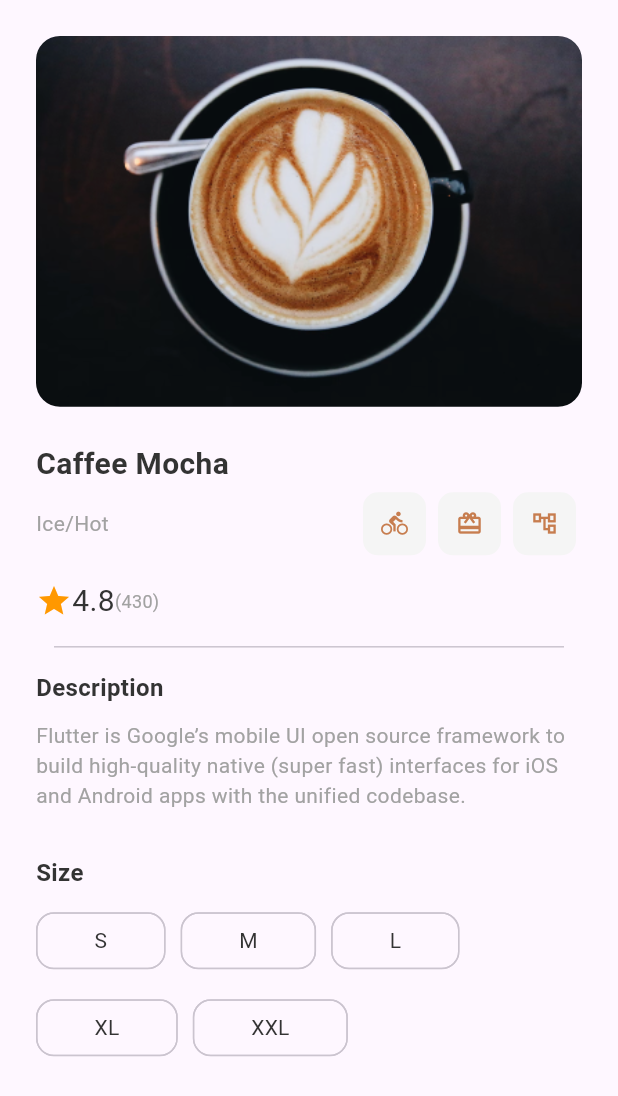
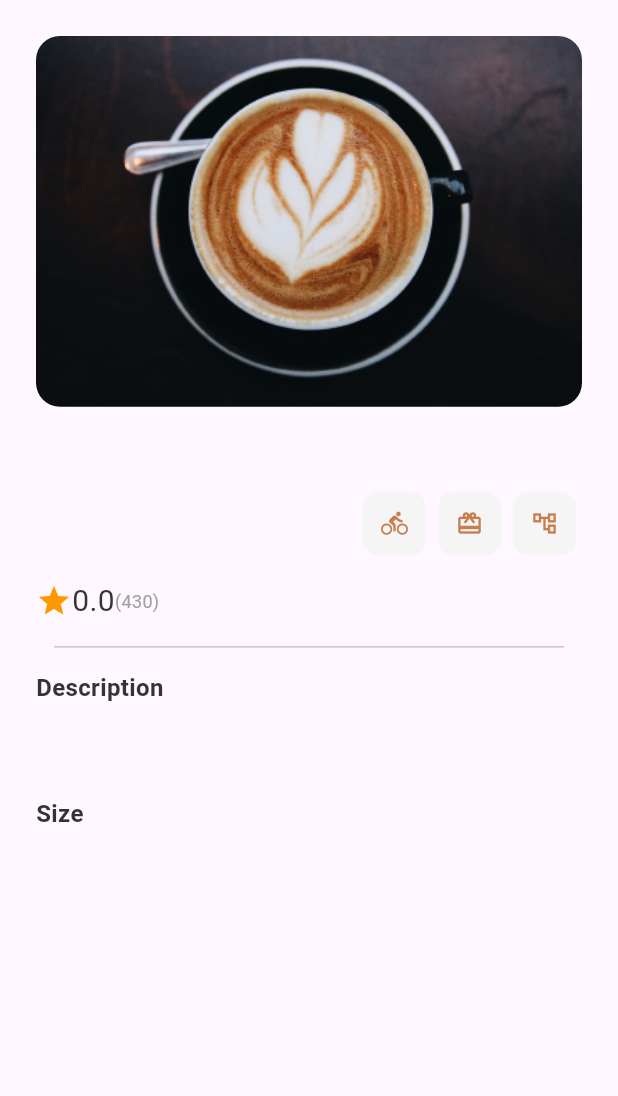
Before and after one commit to PyiTheimKyaw/coffee_shop, a Flutter app: the _DetailPageResponsiveView widget shown alone on an empty page, opened directly, on a phone screen of 412 x 824 dp. Shown: the top 1096 px of the screen. Run offline on Flutter 3.47's test engine with Material 3 defaults, Android fonts, the phone set to English and light mode, and no system bars; drawn by our look-alikes of readmore; our stand-ins replace device_preview, firebase_core, firebase_database, font_awesome_flutter, go_router; accounts and stored records are empty.

Commit message:
bind detail page data

```diff
--- /dev/null
+++ b/lib/bloc/detail_page_bloc.dart
@@ -0,0 +1,25 @@
+import 'package:coffee_shop/bloc/base_bloc.dart';
+import 'package:coffee_shop/data/vos/coffee_vo.dart';
+
+class DetailPageBloc extends BaseBloc {
+  CoffeeVO? coffeeDetail;
+  String? selectedSize;
+  String? price;
+
+  DetailPageBloc({CoffeeVO? coffee}) {
+    coffeeDetail = coffee;
+    notifySafely();
+  }
+
+  void onChooseSize({required String chosenSize}) {
+    selectedSize = chosenSize;
+    price =
+        coffeeDetail?.price
+            .where((coffee) => coffee.size == selectedSize)
+            .toList()
+            .first
+            .amount
+            .toString();
+    notifySafely();
+  }
+}
--- a/lib/pages/detail_page.dart
+++ b/lib/pages/detail_page.dart
@@ -1,3 +1,5 @@
+import 'package:coffee_shop/bloc/detail_page_bloc.dart';
+import 'package:coffee_shop/data/vos/coffee_vo.dart';
 import 'package:coffee_shop/utils/colors.dart';
 import 'package:coffee_shop/utils/dimens.dart';
 import 'package:coffee_shop/utils/images.dart';
@@ -9,15 +11,20 @@ import 'package:coffee_shop/widgets/primary_button.dart';
 import 'package:flutter/material.dart';
 import 'package:font_awesome_flutter/font_awesome_flutter.dart';
 import 'package:go_router/go_router.dart';
+import 'package:provider/provider.dart';
 import 'package:readmore/readmore.dart';
 
 //Detail page navigate from home page
 class DetailPage extends StatelessWidget {
-  const DetailPage({super.key});
+  const DetailPage({super.key, this.coffee});
+
+  final CoffeeVO? coffee;
 
   @override
   Widget build(BuildContext context) {
-    return Scaffold(
+    return ChangeNotifierProvider(
+      create: (BuildContext context) => DetailPageBloc(coffee: coffee),
+      child: Scaffold(
         backgroundColor: AppColors.kAppBgColor,
         appBar: AppBar(
           backgroundColor: AppColors.kAppBgColor,
@@ -60,6 +67,7 @@ class DetailPage extends StatelessWidget {
           mobile: _BuyBtnSectionView(),
           tablet: _BuyBtnSectionView(isTablet: true),
         ),
+      ),
     );
   }
 }
@@ -71,7 +79,10 @@ class _DetailPageResponsiveView extends StatelessWidget {
 
   @override
   Widget build(BuildContext context) {
-    return SingleChildScrollView(
+    return Selector<DetailPageBloc, CoffeeVO?>(
+      selector: (BuildContext context, bloc) => bloc.coffeeDetail,
+      builder:
+          (BuildContext context, coffee, Widget? child) => SingleChildScrollView(
             child: Padding(
               padding: const EdgeInsets.all(AppDimens.kMargin24),
               child: Column(
@@ -88,21 +99,24 @@ class _DetailPageResponsiveView extends StatelessWidget {
                               ? MediaQuery.of(context).size.height * 0.3
                               : (MediaQuery.of(context).size.height * 0.25),
                       width: double.infinity,
-                decoration: BoxDecoration(borderRadius: BorderRadius.circular(AppDimens.kRadius16)),
+                      decoration: BoxDecoration(
+                        borderRadius: BorderRadius.circular(AppDimens.kRadius16),
+                      ),
                       child: Image.asset(AppImages.kDummyDetailBG, fit: BoxFit.cover),
                     ),
                   ),
                   SizedBox(height: AppDimens.kMargin24),
                   //Item info Section View
-            _ItemInfoSectionView(itemName: 'Caffee Mocha', itemCategory: 'Ice/Hot'),
+                  _ItemInfoSectionView(
+                    itemName: coffee?.name ?? "",
+                    itemCategory: coffee?.temperature.join("/") ?? "",
+                    rating: coffee?.rating.toString() ?? "0",
+                  ),
                   SizedBox(height: AppDimens.kMargin8),
 
-            _ItemDescriptionAndSizeSectionView(
-              itemDesc:
-                  'Flutter is Google’s mobile UI open source framework to build high-quality native (super fast) interfaces for iOS and Android apps with the unified codebase.',
-              isTablet: isTablet,
+                  _ItemDescriptionAndSizeSectionView(isTablet: isTablet),
+                ],
               ),
-          ],
             ),
           ),
     );
@@ -116,8 +130,14 @@ class _BuyBtnSectionView extends StatelessWidget {
 
   @override
   Widget build(BuildContext context) {
-    return Container(
-      padding: EdgeInsets.symmetric(horizontal: AppDimens.kMargin24, vertical: AppDimens.kMargin16),
+    return Selector<DetailPageBloc, String?>(
+      selector: (BuildContext context, bloc) => bloc.price,
+      builder:
+          (BuildContext context, price, Widget? child) => Container(
+            padding: EdgeInsets.symmetric(
+              horizontal: AppDimens.kMargin24,
+              vertical: AppDimens.kMargin16,
+            ),
             decoration: BoxDecoration(
               color: AppColors.kWhiteColor,
               borderRadius: BorderRadius.only(
@@ -140,8 +160,9 @@ class _BuyBtnSectionView extends StatelessWidget {
                         textColor: AppColors.kGreyColor,
                         textFontWeight: FontWeight.w500,
                       ),
+                      SizedBox(height: AppDimens.kMargin4),
                       CustomizedTextView(
-                  textData: "\$4.53",
+                        textData: "\$ $price",
                         textColor: AppColors.kPrimaryColor,
                         textFontSize: AppDimens.kFont20,
                         textFontWeight: FontWeight.w600,
@@ -165,20 +186,21 @@ class _BuyBtnSectionView extends StatelessWidget {
                 ),
               ],
             ),
+          ),
     );
   }
 }
 
 class _ItemDescriptionAndSizeSectionView extends StatelessWidget {
-  const _ItemDescriptionAndSizeSectionView({required this.itemDesc, this.isTablet = false});
+  const _ItemDescriptionAndSizeSectionView({this.isTablet = false});
 
-  final String itemDesc;
   final bool? isTablet;
 
   @override
   Widget build(BuildContext context) {
-    List sizes = ["S", "M", "L", "XL", "XXL"];
-    return Column(
+    return Consumer<DetailPageBloc>(
+      builder:
+          (BuildContext context, bloc, Widget? child) => Column(
             mainAxisSize: MainAxisSize.min,
             crossAxisAlignment: CrossAxisAlignment.start,
             children: [
@@ -189,7 +211,7 @@ class _ItemDescriptionAndSizeSectionView extends StatelessWidget {
               ),
               SizedBox(height: AppDimens.kMargin10),
               ReadMoreText(
-          itemDesc,
+                bloc.coffeeDetail?.description ?? "",
                 trimMode: TrimMode.Line,
                 style: TextStyle(color: AppColors.kGreyColor),
                 trimLines: 3,
@@ -220,27 +242,54 @@ class _ItemDescriptionAndSizeSectionView extends StatelessWidget {
                 alignment: WrapAlignment.start,
                 crossAxisAlignment: WrapCrossAlignment.start,
                 children: [
-            ...sizes.map((size) {
-              return Chip(
-                label: CustomizedTextView(textData: size),
+                  ...?bloc.coffeeDetail?.sizes.map((size) {
+                    return GestureDetector(
+                      onTap: () {
+                        bloc.onChooseSize(chosenSize: size);
+                      },
+                      child: Chip(
+                        label: CustomizedTextView(
+                          textData: size,
+                          textColor:
+                              (bloc.selectedSize == size)
+                                  ? AppColors.kPrimaryColor
+                                  : AppColors.kBlackColor,
+                        ),
+                        backgroundColor:
+                            (bloc.selectedSize == size)
+                                ? AppColors.kLightPrimaryColor
+                                : AppColors.kWhiteColor,
                         shape: RoundedRectangleBorder(
                           borderRadius: BorderRadius.circular(AppDimens.kRadius12),
+                          side: BorderSide(
+                            color:
+                                (bloc.selectedSize == size)
+                                    ? AppColors.kPrimaryColor
+                                    : AppColors.kGreyColor,
+                          ),
                         ),
                         labelPadding: EdgeInsets.symmetric(horizontal: AppDimens.kMargin30),
+                      ),
                     );
                   }),
                 ],
               ),
             ],
+          ),
     );
   }
 }
 
 class _ItemInfoSectionView extends StatelessWidget {
-  const _ItemInfoSectionView({required this.itemName, required this.itemCategory});
+  const _ItemInfoSectionView({
+    required this.itemName,
+    required this.itemCategory,
+    required this.rating,
+  });
 
   final String itemName;
   final String itemCategory;
+  final String rating;
 
   @override
   Widget build(BuildContext context) {
@@ -292,7 +341,7 @@ class _ItemInfoSectionView extends StatelessWidget {
           crossAxisAlignment: CrossAxisAlignment.center,
           children: [
             Icon(Icons.star, color: Colors.orange),
-            CustomizedTextView(textData: "4.8", textFontSize: AppDimens.kFont20),
+            CustomizedTextView(textData: rating, textFontSize: AppDimens.kFont20),
             CustomizedTextView(
               textData: "(430)",
               textColor: AppColors.kGreyColor,
--- a/lib/pages/home_page.dart
+++ b/lib/pages/home_page.dart
@@ -109,7 +109,7 @@ class _ProductItemView extends StatelessWidget {
   Widget build(BuildContext context) {
     return InkWell(
       onTap: () {
-        context.pushNamed(RouteConstants.kRouteDetails);
+        context.pushNamed(RouteConstants.kRouteDetails, extra: coffee);
       },
       child: Container(
         padding: EdgeInsets.all(AppDimens.kMargin8),
--- a/lib/utils/app_router.dart
+++ b/lib/utils/app_router.dart
@@ -1,3 +1,4 @@
+import 'package:coffee_shop/data/vos/coffee_vo.dart';
 import 'package:coffee_shop/pages/index_page.dart';
 import 'package:go_router/go_router.dart';
 import '../pages/detail_page.dart';
@@ -22,7 +23,10 @@ class AppRouter {
           GoRoute(
             name: RouteConstants.kRouteDetails,
             path: 'detail',
-            builder: (context, state) => const DetailPage(),
+            builder: (context, state) {
+              final coffee = state.extra! as CoffeeVO?;
+             return  DetailPage(coffee: coffee,);
+            },
           ),
           GoRoute(
             name: RouteConstants.kRouteOrder,
--- a/lib/utils/colors.dart
+++ b/lib/utils/colors.dart
@@ -6,6 +6,7 @@ class AppColors {
   static const Color kBlackColor = Color(0xFF333333);
   static const Color kWhiteColor = Colors.white;
   static const Color kPrimaryColor = Color(0xFFc77d4f);
+  static const Color kLightPrimaryColor = Color.fromRGBO(249, 242, 237, 1.0);
   static const Color kRedColor = Colors.red;
   static const Color kWarningColor = Color(0xFFDA2631);
   static const Color kDarkPrimaryColor = Color(0xFF266EA2);
```
Lines whose indentation alone changed are shown as unchanged.
